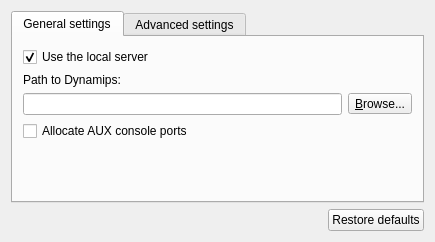
First picture: the form in gns3/modules/dynamips/ui/dynamips_preferences_page.ui, repository GNS3/gns3-gui, before the edit.
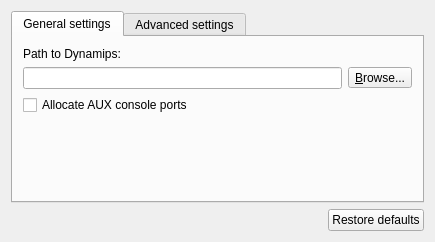
Second picture: the form after the edit.

Commit message: Remove local server checkbox from preferences

```diff
--- a/gns3/modules/dynamips/ui/dynamips_preferences_page.ui
+++ b/gns3/modules/dynamips/ui/dynamips_preferences_page.ui
@@ -27,16 +27,15 @@
        <property name="margin">
         <number>10</number>
        </property>
-       <item>
-        <widget class="QCheckBox" name="uiUseLocalServercheckBox">
-         <property name="text">
-          <string>Use the local server</string>
-         </property>
-         <property name="checked">
-          <bool>true</bool>
-         </property>
-        </widget>
-       </item>
+       <property name="topMargin">
+        <number>10</number>
+       </property>
+       <property name="rightMargin">
+        <number>10</number>
+       </property>
+       <property name="bottomMargin">
+        <number>10</number>
+       </property>
        <item>
         <widget class="QLabel" name="uiDynamipsPathLabel">
          <property name="text">
```
Left out of the diff: 13 changed lines with no effect on the pictures. The commit also changes 28 other files.
